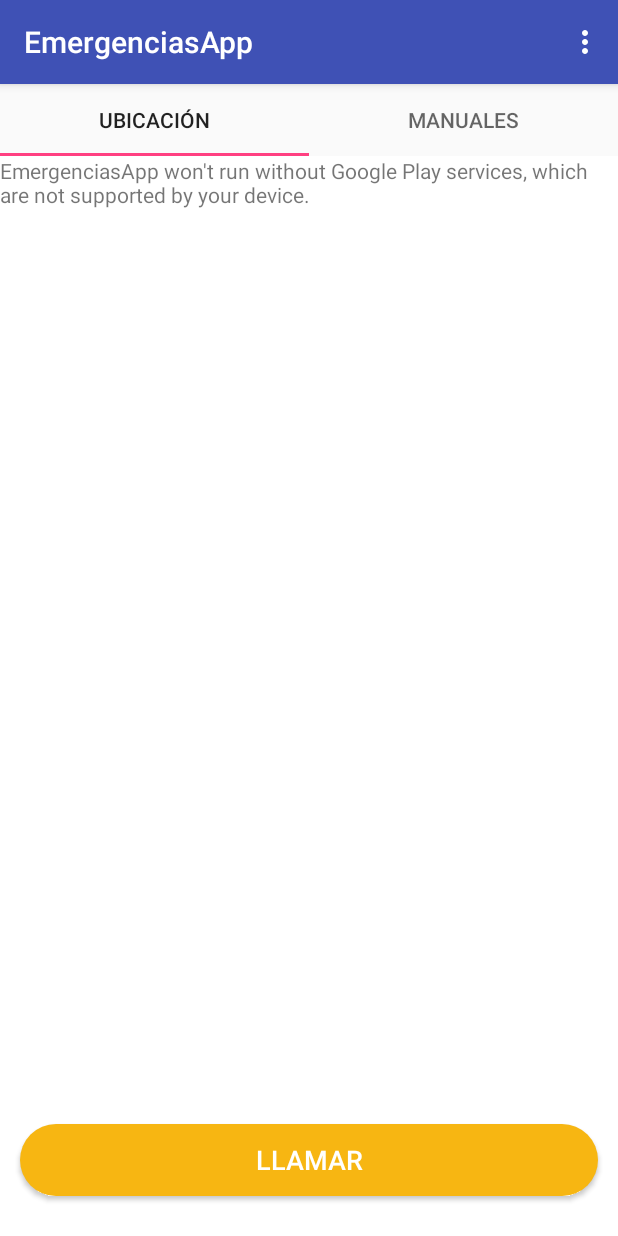
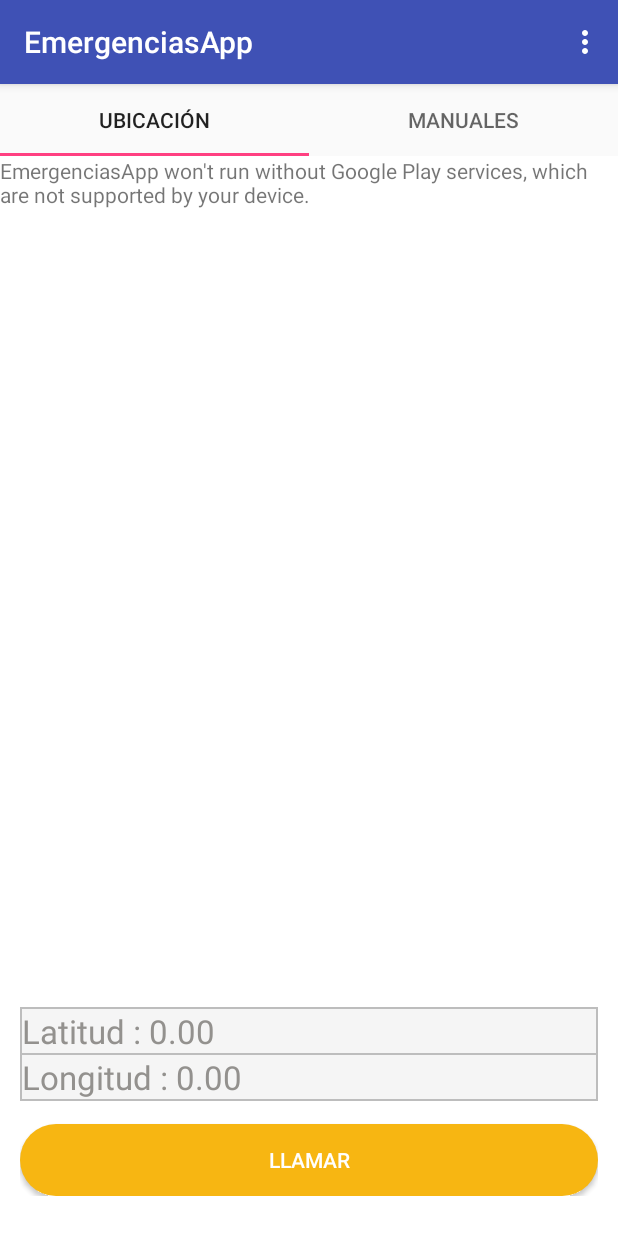
Before and after one commit to PadillaBraulio/EmergeciasApp, an Android app: the screen it shows after launch (MainActivity), on a phone screen of 412 x 824 dp. Run offline under Robolectric (Android 15) with nearby library versions, the phone set to English and light mode, and no system bars.

Commit message:
Setting btn_shape and map_menu.xml for show latitude and longitude in the UI

```diff
--- a/SOSapp/app/src/main/java/com/emergenciasapp/map/MapGoogle.java
+++ b/SOSapp/app/src/main/java/com/emergenciasapp/map/MapGoogle.java
@@ -128,32 +128,16 @@ public class MapGoogle extends SupportMapFragment implements OnMapReadyCallback,
         RelativeLayout layout = new RelativeLayout(v.getContext());
 
         layout.addView(v, new RelativeLayout.LayoutParams(-1, -1));
-        GradientDrawable drawable = new GradientDrawable();
-        drawable.setShape(GradientDrawable.RECTANGLE);
-        drawable.setColor(Color.parseColor("#F7B612"));
-        drawable.setCornerRadius(100);
-        Button abuton;
-        abuton = new Button(v.getContext());
-        abuton.setText("LLAMAR");
-        abuton.setTextSize(18);
-        abuton.setTextColor(Color.WHITE);
-        abuton.setBackgroundDrawable(drawable);
-        abuton.setOnClickListener(new View.OnClickListener() {
-            @Override
-            public void onClick(View v) {
-                makeAction();
-
-            }
-        });
 
         RelativeLayout.LayoutParams params = new RelativeLayout.LayoutParams
                 (RelativeLayout.LayoutParams.MATCH_PARENT, RelativeLayout.LayoutParams.WRAP_CONTENT);
         params.addRule(RelativeLayout.ALIGN_PARENT_BOTTOM);
         params.addRule(RelativeLayout.CENTER_HORIZONTAL);
         params.setMargins(20, 0, 20, 40);
+        View v2 = inflater.inflate(R.layout.map_menu, container, false);
 
-        layout.addView(abuton, params);
-
+        layout.addView(v2,params);
+        //make action
         return layout;
     }
 
--- /dev/null
+++ b/SOSapp/app/src/main/res/drawable/btn_shape.xml
@@ -0,0 +1,10 @@
+<?xml version="1.0" encoding="utf-8"?>
+<shape xmlns:android="http://schemas.android.com/apk/res/android"
+    android:shape="rectangle">
+    <solid android:color="#F7B612"></solid>
+    <padding android:left="7dp"
+        android:top="7dp"
+        android:right="7dp"
+        android:bottom="7dp" />
+    <corners android:radius="100dp"></corners>
+</shape>
--- /dev/null
+++ b/SOSapp/app/src/main/res/layout/map_menu.xml
@@ -0,0 +1,60 @@
+<RelativeLayout xmlns:android="http://schemas.android.com/apk/res/android"
+    xmlns:tools="http://schemas.android.com/tools"
+    android:layout_width="wrap_content"
+    android:layout_height="wrap_content"
+    >
+
+    <RelativeLayout
+        android:layout_width="match_parent"
+        android:layout_height="wrap_content"
+        android:id="@+id/linearlayout"
+        android:background="@color/colorGry"
+        android:padding="1dp">
+        <TextView
+            android:layout_width="match_parent"
+            android:layout_height="wrap_content"
+            android:textAppearance="?android:attr/textAppearanceLarge"
+            android:text="@string/latitude"
+            android:textColor="@color/TextViewColor"
+            android:id="@+id/latitude"
+            android:layout_alignParentLeft="true"
+            android:layout_alignParentStart="true"
+            android:layout_alignParentTop="true"
+            android:background="@color/BackgroundTextView"/>
+
+        <TextView
+            android:layout_width="match_parent"
+            android:layout_height="wrap_content"
+            android:textAppearance="?android:attr/textAppearanceLarge"
+            android:text="@string/longitude"
+            android:id="@+id/textView2"
+            android:textColor="@color/TextViewColor"
+            android:layout_centerVertical="true"
+            android:layout_alignParentLeft="true"
+            android:layout_alignParentStart="true"
+            android:layout_below="@+id/latitude"
+            android:background="@color/BackgroundTextView"
+            android:layout_marginTop="1dp"
+            />
+    </RelativeLayout>
+
+
+    <Button
+        android:layout_width="match_parent"
+        android:layout_height="wrap_content"
+        android:text="@string/call"
+        android:id="@+id/button"
+        android:layout_gravity="center_horizontal|top"
+        android:background="@drawable/btn_shape"
+        android:textColor="@color/colorWhite"
+        android:layout_marginTop="15dp"
+        android:layout_below="@id/linearlayout" />
+
+    <ProgressBar
+        android:layout_width="match_parent"
+        android:layout_height="wrap_content"
+        android:id="@+id/progressBar"
+        android:layout_gravity="center_horizontal|top"
+        android:layout_below="@+id/linearlayout"
+        android:visibility="gone" />
+</RelativeLayout>
--- a/SOSapp/app/src/main/res/values/colors.xml
+++ b/SOSapp/app/src/main/res/values/colors.xml
@@ -12,4 +12,8 @@
 
     <color name="colorAccent">#FF4081</color>
     <color name="orange">#d4680f</color>
+    <color name="colorGry">#BDBDBD</color>
+    <color name="TextViewColor">#93918e</color>
+    <color name="BackgroundTextView">#F5F5F5</color>
+    <color name="colorWhite">#ffffff</color>
 </resources>
--- a/SOSapp/app/src/main/res/values/strings.xml
+++ b/SOSapp/app/src/main/res/values/strings.xml
@@ -28,4 +28,8 @@
     <!-- ERROR -->
     <string name="error_gps_dontwork">Lo sentimos, pero su GPS parece no funcionar correctamente.</string>
 
+    <!-- General -->
+    <string name="call">LLAMAR</string>
+    <string name="latitude">Latitud : 0.00</string>
+    <string name="longitude">Longitud : 0.00</string>
 </resources>
```
